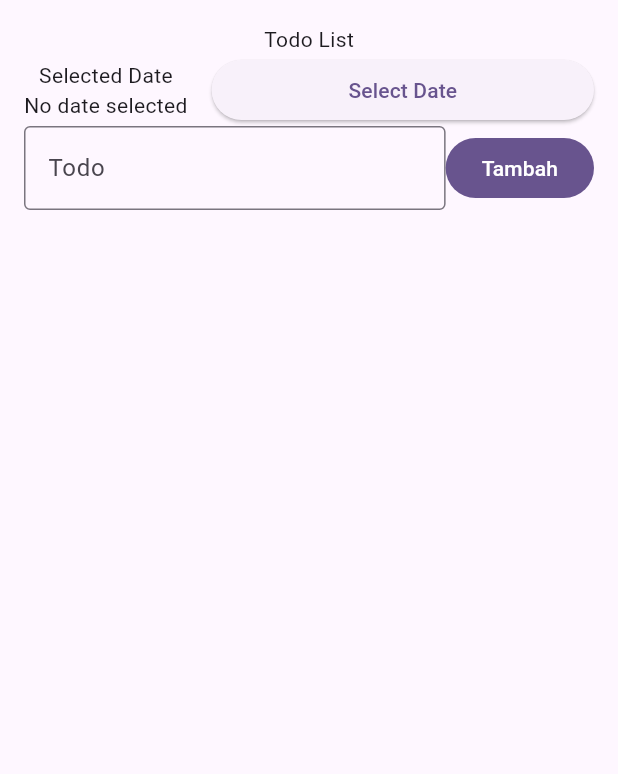
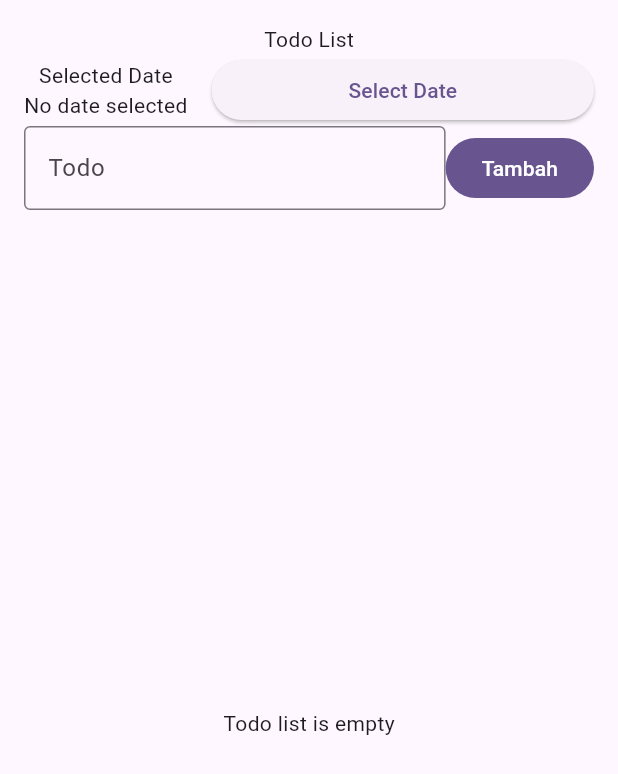
Before and after one commit to SafinatunNaja29/184_TodoBloc, a Flutter app: the TodoPage screen opened directly, on a phone screen of 412 x 824 dp. Shown: the top 774 px of the screen. Run offline on Flutter 3.47's test engine with Material 3 defaults, Android fonts, the phone set to English and light mode, and no system bars; our stand-ins replace bloc, flutter_bloc.

Commit message:
menampilkan indikator loading dan pesan kosong saat todo belum tersedia

```diff
--- a/lib/presentation/todo_page.dart
+++ b/lib/presentation/todo_page.dart
@@ -96,6 +96,19 @@ class TodoPage extends StatelessWidget {
                   )
                 ),
                 SizedBox(height: 16.0),
+                Expanded(
+                child: BlocBuilder<TodoBloc, TodoState>(
+                  builder: (context, state) {
+                    if (state is TodoLoading) {
+                      return Center(child: CircularProgressIndicator());
+                    } else if (state is TodoLoaded) {
+                      if (state.todos.isEmpty) {
+                        return Center(child: Text('Todo list is empty'));
+                      }
+                    }
+                  }
+                )
+                )
               ],
             ),
         ),
```
